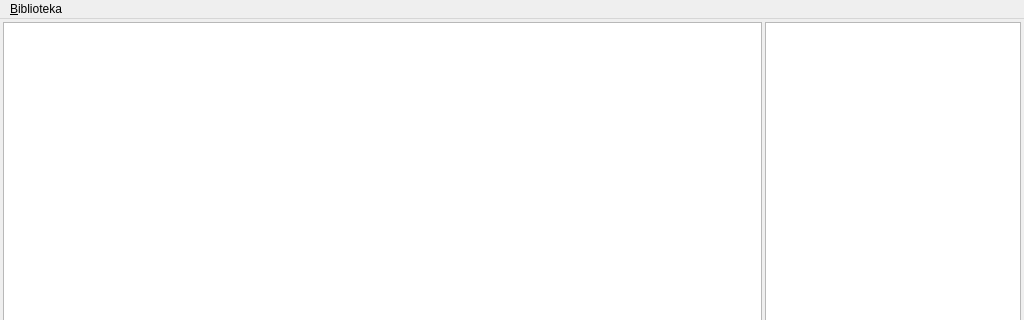
Old version of the form prototype1/slicepod-proto1/gui/mainwindow.ui in the repository kliput/slicepod; both pictures show x 0 to 1024 and y 0 to 320 of the 1024 by 768 pixel window.
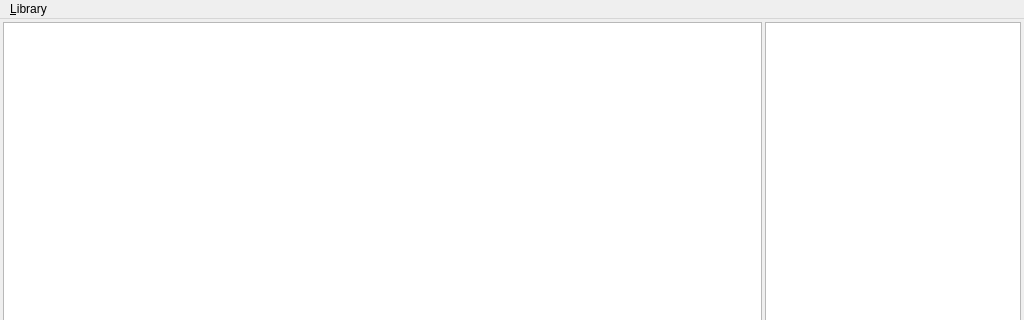
New version of the form.

```diff
--- a/prototype1/slicepod-proto1/gui/mainwindow.ui
+++ b/prototype1/slicepod-proto1/gui/mainwindow.ui
@@ -82,7 +82,7 @@
    </property>
    <widget class="QMenu" name="menuLibrary">
     <property name="title">
-     <string>&amp;Biblioteka</string>
+     <string>&amp;Library</string>
     </property>
     <addaction name="actionAdd_directory"/>
    </widget>
```
Left out of the diff: 2 changed lines with no effect on the pictures.
